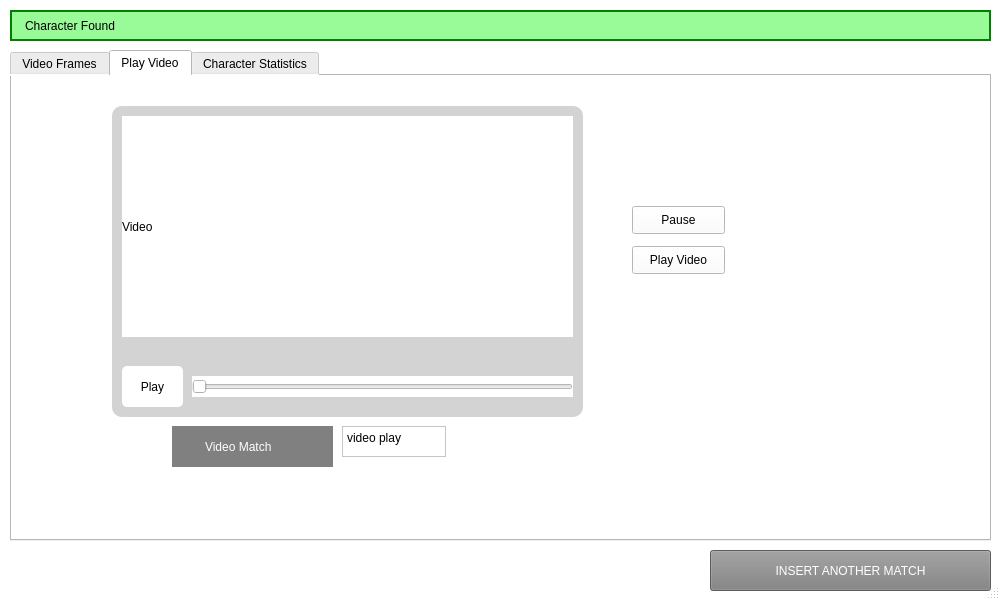
Old version of the form UI_ccir.ui in the repository syaz131/Gui-cartoon-retrieval.
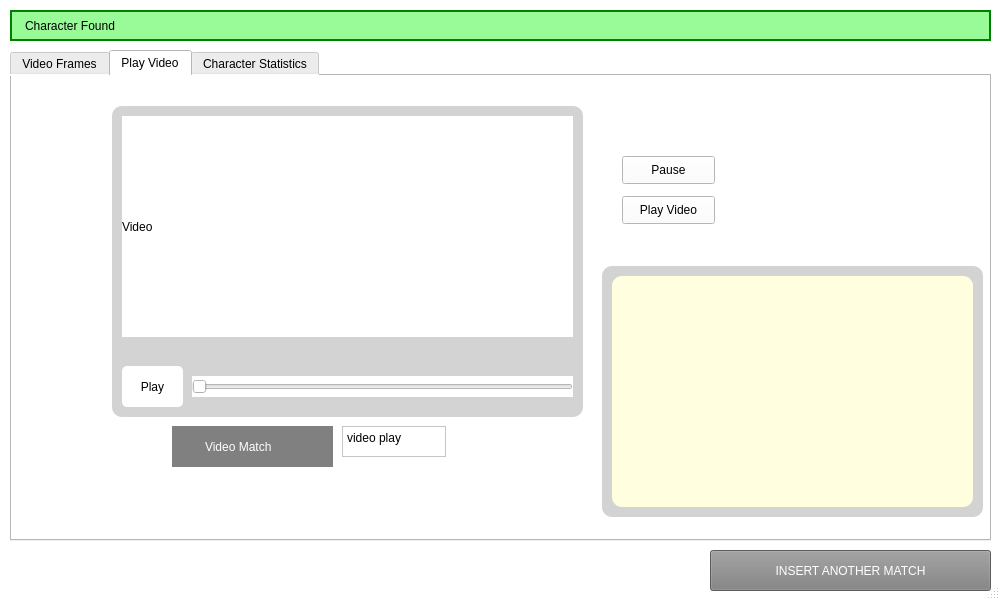
New version of the form. Icons and pictures are not drawn.

Diff of the .ui file:
```diff
--- a/UI_ccir.ui
+++ b/UI_ccir.ui
@@ -1103,8 +1103,8 @@
        <widget class="QPushButton" name="pushButton_pauseVideo">
         <property name="geometry">
          <rect>
-          <x>620</x>
-          <y>130</y>
+          <x>610</x>
+          <y>80</y>
           <width>93</width>
           <height>28</height>
          </rect>
@@ -1116,8 +1116,8 @@
        <widget class="QPushButton" name="pushButton_runVideoDirectly">
         <property name="geometry">
          <rect>
-          <x>620</x>
-          <y>170</y>
+          <x>610</x>
+          <y>120</y>
           <width>93</width>
           <height>28</height>
          </rect>
@@ -1160,6 +1160,39 @@
          <string>video play</string>
         </property>
        </widget>
+       <widget class="QFrame" name="frame_12">
+        <property name="geometry">
+         <rect>
+          <x>590</x>
+          <y>190</y>
+          <width>381</width>
+          <height>251</height>
+         </rect>
+        </property>
+        <property name="styleSheet">
+         <string notr="true">background-color:lightgray;
+border-radius: 10px;</string>
+        </property>
+        <property name="frameShape">
+         <enum>QFrame::StyledPanel</enum>
+        </property>
+        <property name="frameShadow">
+         <enum>QFrame::Raised</enum>
+        </property>
+        <widget class="QGraphicsView" name="graphicsView_video">
+         <property name="geometry">
+          <rect>
+           <x>10</x>
+           <y>10</y>
+           <width>361</width>
+           <height>231</height>
+          </rect>
+         </property>
+         <property name="styleSheet">
+          <string notr="true">background-color:lightyellow</string>
+         </property>
+        </widget>
+       </widget>
       </widget>
       <widget class="QWidget" name="tab_statistics">
        <attribute name="title">
```
